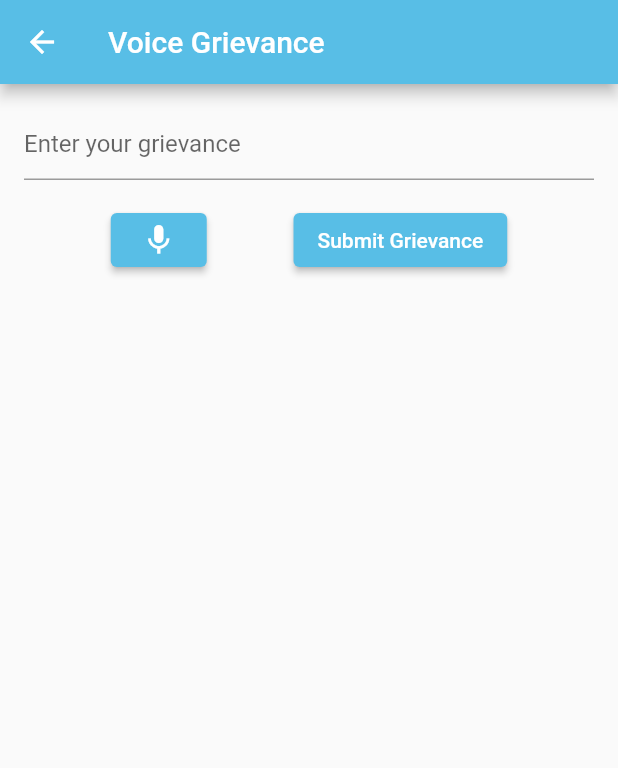
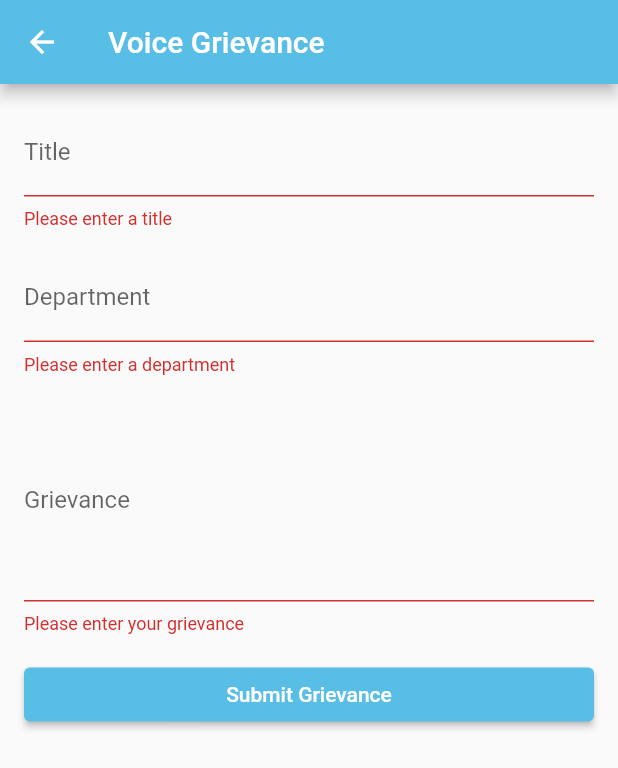
Before and after one commit to Bill-Malea/nester, a Flutter app: the VoiceGrievancePage screen opened directly, after a tap on "Submit Grievance", on a phone screen of 412 x 824 dp. Shown: the top 768 px of the screen. Run offline on Flutter 3.47's test engine with Material 2 defaults, Android fonts, the phone set to English and light mode, and no system bars; our stand-ins replace animated_bottom_navigation_bar, charts_flutter, faker, firebase_auth, firebase_core, image_picker; missing offline and left inert: qr_code_scanner; accounts and stored records are empty; network calls fail.

Commit message:
provider intergration

```diff
--- a/lib/Screens/EmployeDetails.dart
+++ b/lib/Screens/EmployeDetails.dart
@@ -5,7 +5,6 @@ import '../Model/model.dart';
 import '../providers/EmployeProvider.dart';
 
 class EmployDetails extends StatelessWidget {
-
   const EmployDetails({super.key});
 
   @override
@@ -14,7 +13,7 @@ class EmployDetails extends StatelessWidget {
       appBar: AppBar(
         title: const Text('Employee Details'),
       ),
-      body: FutureBuilder<Employee>(
+      body: FutureBuilder<Employee?>(
         future: Provider.of<EmployeeService>(context).getEmployeeById(),
         builder: (context, snapshot) {
           if (snapshot.hasError) {
--- a/lib/Screens/VoiceGrievance.dart
+++ b/lib/Screens/VoiceGrievance.dart
@@ -1,9 +1,7 @@
-import 'dart:io';
+import 'package:flutter/material.dart';
+import 'package:provider/provider.dart';
 
-import 'package:flutter/material.dart';
-import 'package:path_provider/path_provider.dart';
-import 'package:permission_handler/permission_handler.dart';
-import 'package:record/record.dart';
+import '../providers/GrievanceService.dart';
 
 class VoiceGrievancePage extends StatefulWidget {
   @override
@@ -11,63 +9,44 @@ class VoiceGrievancePage extends StatefulWidget {
 }
 
 class _VoiceGrievancePageState extends State<VoiceGrievancePage> {
-  String _grievance = '';
-  String _voiceFilePath = '';
-  bool _isRecording = false;
-  var record = Record();
-  void _startRecording() async {
-    bool hasPermission = await _getPermission();
-    if (hasPermission) {
+  final _formKey = GlobalKey<FormState>();
+  var _title = '';
+  var _department = '';
+  var _text = '';
+
+  bool _isLoading = false;
+
+  Future<void> _submitGrievance() async {
+    final form = _formKey.currentState;
+
+    if (form!.validate()) {
       setState(() {
-        _isRecording = true;
+        _isLoading = true;
       });
 
-      final dir = await getApplicationDocumentsDirectory();
-      final filePath = '${dir.path}/voice_grievance.wav';
+      form.save();
 
-      await record.start(path: filePath);
+      try {
+        await Provider.of<GrievanceService>(context, listen: false)
+            .submitGrievance(
+          title: _title,
+          department: _department,
+          description: _text,
+        );
 
+        ScaffoldMessenger.of(context).showSnackBar(SnackBar(
+          content: Text('Grievance submitted successfully'),
+        ));
+      } catch (error) {
+        ScaffoldMessenger.of(context).showSnackBar(SnackBar(
+          content: Text('Error submitting grievance'),
+        ));
+      } finally {
         setState(() {
-        _voiceFilePath = filePath;
+          _isLoading = false;
         });
-    } else {
-      ScaffoldMessenger.of(context).showSnackBar(
-        SnackBar(
-          content: Text('Please grant microphone permission.'),
-        ),
-      );
       }
     }
-
-  void _stopRecording() async {
-    setState(() {
-      _isRecording = false;
-    });
-
-    await record.stop();
-
-    // ignore: use_build_context_synchronously
-    ScaffoldMessenger.of(context).showSnackBar(
-      const SnackBar(
-        content: Text('Voice recording saved.'),
-      ),
-    );
-  }
-
-  Future<bool> _getPermission() async {
-    PermissionStatus status = await Permission.microphone.request();
-
-    if (status == PermissionStatus.granted) {
-      return true;
-    } else {
-      return false;
-    }
-  }
-
-  Future<void> _submitGrievance() async {
-    // Implement the logic to send the user's grievance and the recorded voice file to the server using an API request
-    // Use the _grievance and _voiceFilePath variables to get the data to send to the server
-    // Use an API service to upload the recorded voice file to the server
   }
 
   @override
@@ -79,38 +58,61 @@ class _VoiceGrievancePageState extends State<VoiceGrievancePage> {
       body: SingleChildScrollView(
         child: Padding(
           padding: const EdgeInsets.all(16.0),
+          child: Form(
+            key: _formKey,
             child: Column(
               crossAxisAlignment: CrossAxisAlignment.stretch,
               children: [
-              TextField(
-                decoration: const InputDecoration(
-                  hintText: 'Enter your grievance',
-                ),
-                onChanged: (value) {
-                  setState(() {
-                    _grievance = value;
-                  });
+                TextFormField(
+                  decoration: InputDecoration(labelText: 'Title'),
+                  validator: (value) {
+                    if (value!.isEmpty) {
+                      return 'Please enter a title';
+                    }
+                    return null;
+                  },
+                  onSaved: (value) {
+                    _title = value!;
                   },
                 ),
                 const SizedBox(height: 16.0),
-              Row(
-                mainAxisAlignment: MainAxisAlignment.spaceEvenly,
-                children: [
-                  ElevatedButton(
-                    onPressed: _isRecording ? _stopRecording : _startRecording,
-                    child: Icon(
-                      _isRecording ? Icons.stop : Icons.mic,
+                TextFormField(
+                  decoration: const InputDecoration(labelText: 'Department'),
+                  validator: (value) {
+                    if (value!.isEmpty) {
+                      return 'Please enter a department';
+                    }
+                    return null;
+                  },
+                  onSaved: (value) {
+                    _department = value!;
+                  },
                 ),
+                const SizedBox(height: 16.0),
+                TextFormField(
+                  decoration: const InputDecoration(labelText: 'Grievance'),
+                  maxLines: 5,
+                  validator: (value) {
+                    if (value!.isEmpty) {
+                      return 'Please enter your grievance';
+                    }
+                    return null;
+                  },
+                  onSaved: (value) {
+                    _text = value!;
+                  },
                 ),
-                  ElevatedButton(
+                SizedBox(height: 16.0),
+                _isLoading
+                    ? Center(
+                        child: CircularProgressIndicator(),
+                      )
+                    : ElevatedButton(
                         onPressed: _submitGrievance,
-                    child: const Text('Submit Grievance'),
+                        child: Text('Submit Grievance'),
                       ),
               ],
             ),
-              const SizedBox(height: 16.0),
-              Text(_voiceFilePath),
-            ],
           ),
         ),
       ),
--- /dev/null
+++ b/lib/providers/GrievanceService.dart
@@ -0,0 +1,25 @@
+import 'dart:convert';
+
+import 'package:flutter/material.dart';
+import 'package:http/http.dart' as http;
+
+class GrievanceService extends ChangeNotifier {
+  final String apiUrl = "https://nester-fee8e-default-rtdb.firebaseio.com";
+
+  Future<bool> submitGrievance({
+    required String title,
+    required String department,
+    required String description,
+  }) async {
+    final url = Uri.parse('$apiUrl/Grievances.json');
+    final response = await http.post(
+      url,
+      body: json.encode({
+        'title': title,
+        'department': department,
+        'description': description
+      }),
+    );
+    return response.statusCode == 200;
+  }
+}
--- a/pubspec.yaml
+++ b/pubspec.yaml
@@ -46,6 +46,10 @@ dependencies:
   qr_code_scanner: ^1.0.1
   record: ^4.4.4
   permission_handler: ^10.2.0
+  image_picker: ^0.8.7+1
+  draw_graph: ^1.0.0
+  charts_flutter: ^0.12.0
+  faker: ^2.1.0
 
 dev_dependencies:
   flutter_test:
```
Also changed, not shown: lib/Model/model.dart (+73 -0 lines), lib/Screens/AttendanceGraph.dart (added, +41 -0 lines), lib/Screens/HomePage.dart (+14 -3 lines), lib/Screens/HomeScreen.dart (+15 -6 lines), lib/Screens/LeavePage.dart (added, +140 -0 lines), lib/Screens/LeavesList.dart (added, +58 -0 lines), lib/Screens/ResignPage.dart (+4 -3 lines), lib/Screens/ResignationStatus.dart (added, +45 -0 lines), lib/main.dart (+11 -2 lines), lib/providers/AttendenceProvider.dart (+13 -0 lines), lib/providers/EmployeProvider.dart (+29 -21 lines), lib/providers/LeaveService.dart (added, +43 -0 lines), lib/providers/ResignProvider.dart (+20 -3 lines), pubspec.lock, 1 other file. Lines whose indentation alone changed are shown as unchanged.
